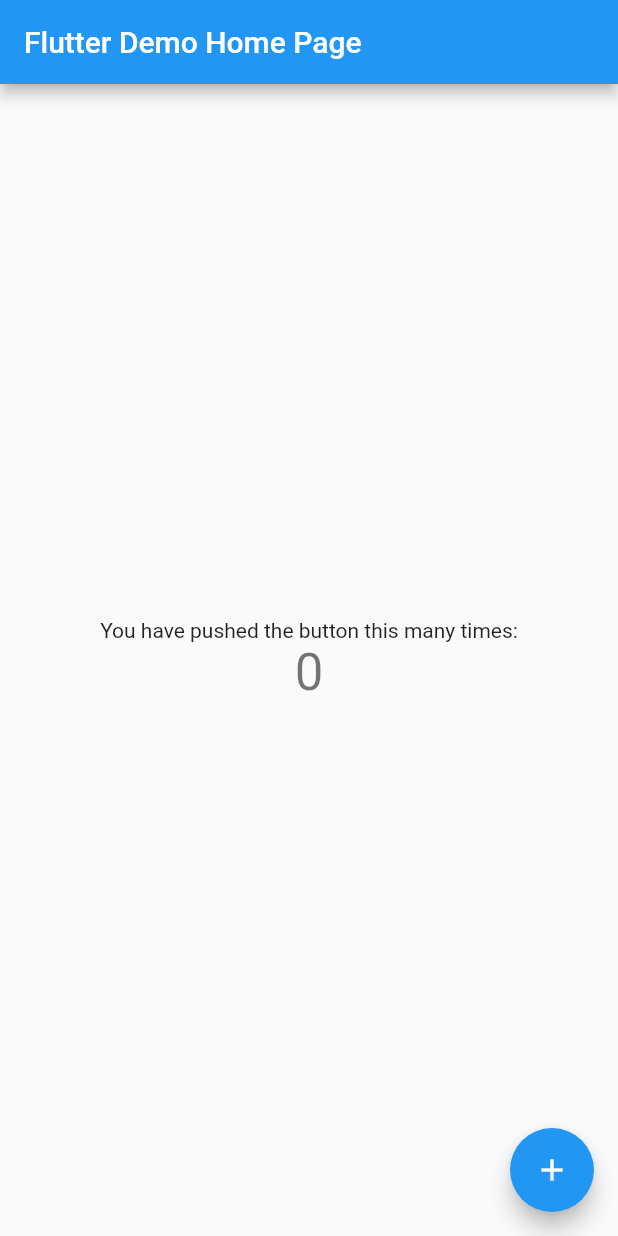
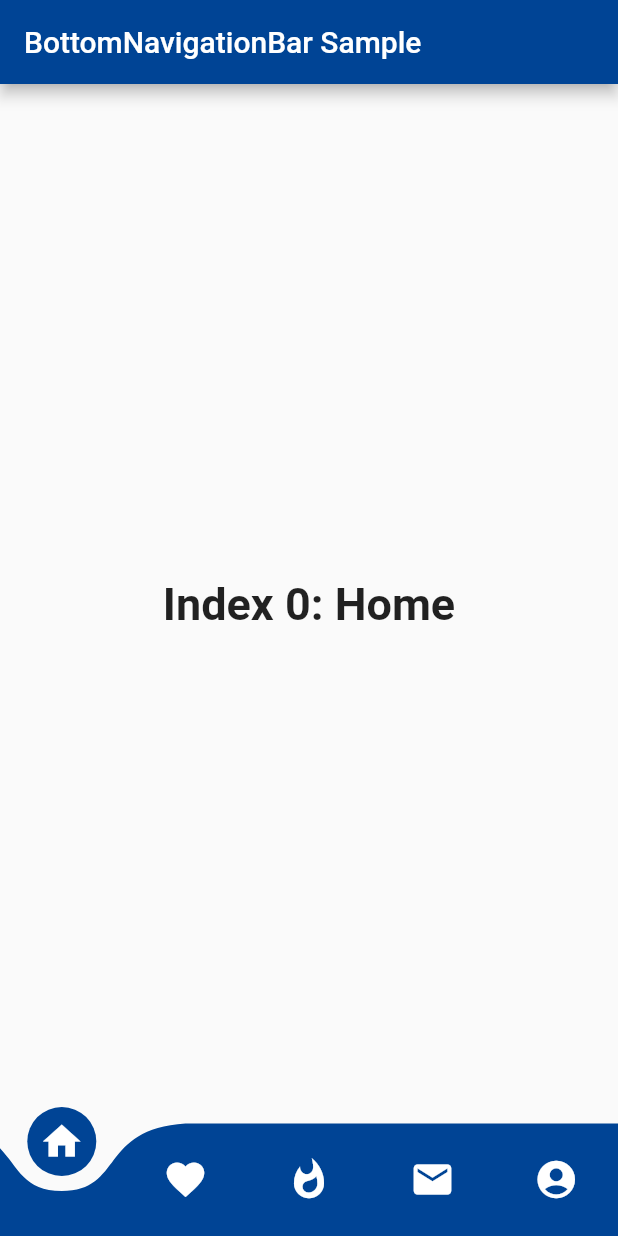
Before and after one commit to gounari/erasmus_opportunities_app, a Flutter app: the screen it shows after launch, on a phone screen of 412 x 824 dp. Run offline on Flutter 3.47's test engine with Material 2 defaults, Android fonts, the light colour scheme and no system bars; drawn by our look-alikes of curved_navigation_bar; missing offline and left inert: cloud_firestore_web, firebase_auth_web, firebase_core_web; accounts and stored records are empty.

Commit message:
Add bottom navigation

```diff
--- /dev/null
+++ b/assets/values/app_colors.dart
@@ -0,0 +1,10 @@
+import 'package:flutter/material.dart';
+
+/// App Colors Class - Resource class for storing app level color constants
+class AppColors {
+
+  static const Color PRIMARY_COLOR = Color.fromRGBO(0, 68, 149, 1);
+  static const Color PRIMARY_COLOR_LIGHT = Color(0xFFA5CFF1);
+  static const Color PRIMARY_COLOR_DARK = Color(0xFF0D3656);
+  static const Color ACCENT_COLOR = Color(0xFFF2DA04);
+}
--- a/lib/main.dart
+++ b/lib/main.dart
@@ -1,122 +1,83 @@
-import 'package:cloud_firestore/cloud_firestore.dart';
+import 'package:curved_navigation_bar/curved_navigation_bar.dart';
 import 'package:flutter/material.dart';
 
-void main() {
-  runApp(MyApp());
-}
+void main() => runApp(MyApp());
 
+/// This Widget is the main application widget.
 class MyApp extends StatelessWidget {
-  // This widget is the root of your application.
+  static const String _title = 'Home';
+
   @override
   Widget build(BuildContext context) {
     return MaterialApp(
-      title: 'Flutter Demo',
-      theme: ThemeData(
-        // This is the theme of your application.
-        //
-        // Try running your application with "flutter run". You'll see the
-        // application has a blue toolbar. Then, without quitting the app, try
-        // changing the primarySwatch below to Colors.green and then invoke
-        // "hot reload" (press "r" in the console where you ran "flutter run",
-        // or simply save your changes to "hot reload" in a Flutter IDE).
-        // Notice that the counter didn't reset back to zero; the application
-        // is not restarted.
-        primarySwatch: Colors.blue,
-        // This makes the visual density adapt to the platform that you run
-        // the app on. For desktop platforms, the controls will be smaller and
-        // closer together (more dense) than on mobile platforms.
-        visualDensity: VisualDensity.adaptivePlatformDensity,
-      ),
-      home: MyHomePage(title: 'Flutter Demo Home Page'),
+      title: _title,
+      home: MyStatefulWidget(),
     );
   }
 }
 
-class MyHomePage extends StatefulWidget {
-  MyHomePage({Key key, this.title}) : super(key: key);
-
-  // This widget is the home page of your application. It is stateful, meaning
-  // that it has a State object (defined below) that contains fields that affect
-  // how it looks.
-
-  // This class is the configuration for the state. It holds the values (in this
-  // case the title) provided by the parent (in this case the App widget) and
-  // used by the build method of the State. Fields in a Widget subclass are
-  // always marked "final".
-
-  final String title;
+class MyStatefulWidget extends StatefulWidget {
+  MyStatefulWidget({Key key}) : super(key: key);
 
   @override
-  _MyHomePageState createState() => _MyHomePageState();
+  _MyStatefulWidgetState createState() => _MyStatefulWidgetState();
 }
 
-class _MyHomePageState extends State<MyHomePage> {
+class _MyStatefulWidgetState extends State<MyStatefulWidget> {
+  int _selectedIndex = 0;
+  static const TextStyle optionStyle =
+  TextStyle(fontSize: 30, fontWeight: FontWeight.bold);
+  static const List<Widget> _widgetOptions = <Widget>[
+    Text(
+      'Index 0: Home',
+      style: optionStyle,
+    ),
+    Text(
+      'Index 1: Favourites',
+      style: optionStyle,
+    ),
+    Text(
+      'Index 2: Urgent',
+      style: optionStyle,
+    ),
+    Text(
+      'Index 3: Messages',
+      style: optionStyle,
+    ),
+    Text(
+      'Index 4: Account',
+      style: optionStyle,
+    ),
+  ];
 
-
-  final ui = new Firestore().app;
-
-  int _counter = 0;
-
-  void _incrementCounter() {
+  void _onItemTapped(int index) {
     setState(() {
-      // This call to setState tells the Flutter framework that something has
-      // changed in this State, which causes it to rerun the build method below
-      // so that the display can reflect the updated values. If we changed
-      // _counter without calling setState(), then the build method would not be
-      // called again, and so nothing would appear to happen.
-      _counter++;
+      _selectedIndex = index;
     });
   }
 
   @override
   Widget build(BuildContext context) {
-    // This method is rerun every time setState is called, for instance as done
-    // by the _incrementCounter method above.
-    //
-    // The Flutter framework has been optimized to make rerunning build methods
-    // fast, so that you can just rebuild anything that needs updating rather
-    // than having to individually change instances of widgets.
     return Scaffold(
       appBar: AppBar(
-        // Here we take the value from the MyHomePage object that was created by
-        // the App.build method, and use it to set our appbar title.
-        title: Text(widget.title),
+        title: const Text('BottomNavigationBar Sample'),
+        backgroundColor: Color.fromRGBO(0, 68, 149, 1),
       ),
       body: Center(
-        // Center is a layout widget. It takes a single child and positions it
-        // in the middle of the parent.
-        child: Column(
-          // Column is also a layout widget. It takes a list of children and
-          // arranges them vertically. By default, it sizes itself to fit its
-          // children horizontally, and tries to be as tall as its parent.
-          //
-          // Invoke "debug painting" (press "p" in the console, choose the
-          // "Toggle Debug Paint" action from the Flutter Inspector in Android
-          // Studio, or the "Toggle Debug Paint" command in Visual Studio Code)
-          // to see the wireframe for each widget.
-          //
-          // Column has various properties to control how it sizes itself and
-          // how it positions its children. Here we use mainAxisAlignment to
-          // center the children vertically; the main axis here is the vertical
-          // axis because Columns are vertical (the cross axis would be
-          // horizontal).
-          mainAxisAlignment: MainAxisAlignment.center,
-          children: <Widget>[
-            Text(
-              'You have pushed the button this many times:',
-            ),
-            Text(
-              '$_counter',
-              style: Theme.of(context).textTheme.headline4,
-            ),
-          ],
-        ),
+        child: _widgetOptions.elementAt(_selectedIndex),
       ),
-      floatingActionButton: FloatingActionButton(
-        onPressed: _incrementCounter,
-        tooltip: 'Increment',
-        child: Icon(Icons.add),
-      ), // This trailing comma makes auto-formatting nicer for build methods.
+      bottomNavigationBar: CurvedNavigationBar(
+        backgroundColor: Colors.transparent,
+        color: Color.fromRGBO(0, 68, 149, 1),
+        items: <Widget>[
+          Icon(Icons.home, color: Colors.white, size: 30),
+          Icon(Icons.favorite, color: Colors.white, size: 30),
+          Icon(Icons.whatshot, color: Colors.white, size: 30),
+          Icon(Icons.email, color: Colors.white, size: 30),
+          Icon(Icons.account_circle, color: Colors.white, size: 30),
+        ],
+        onTap: _onItemTapped,
+      ),
     );
   }
 }
--- a/pubspec.yaml
+++ b/pubspec.yaml
@@ -35,6 +35,7 @@
   firebase_auth: ^0.16.0
   firebase_core: ^0.4.0+9
   firebase_auth_web:
+  curved_navigation_bar: ^0.3.2
 
   flutter_form_builder: ^3.8.3
   flutter_progress_button: ^1.0.0
@@ -51,7 +52,8 @@
 flutter:
   uses-material-design: true
   assets:
-    - assets/images/
+  - assets/images/
+  - assets/values/app_colors.dart
 
   # To add assets to your application, add an assets section, like this:
   # assets:
```
Also changed, not shown: pubspec.lock, 1 other file.
